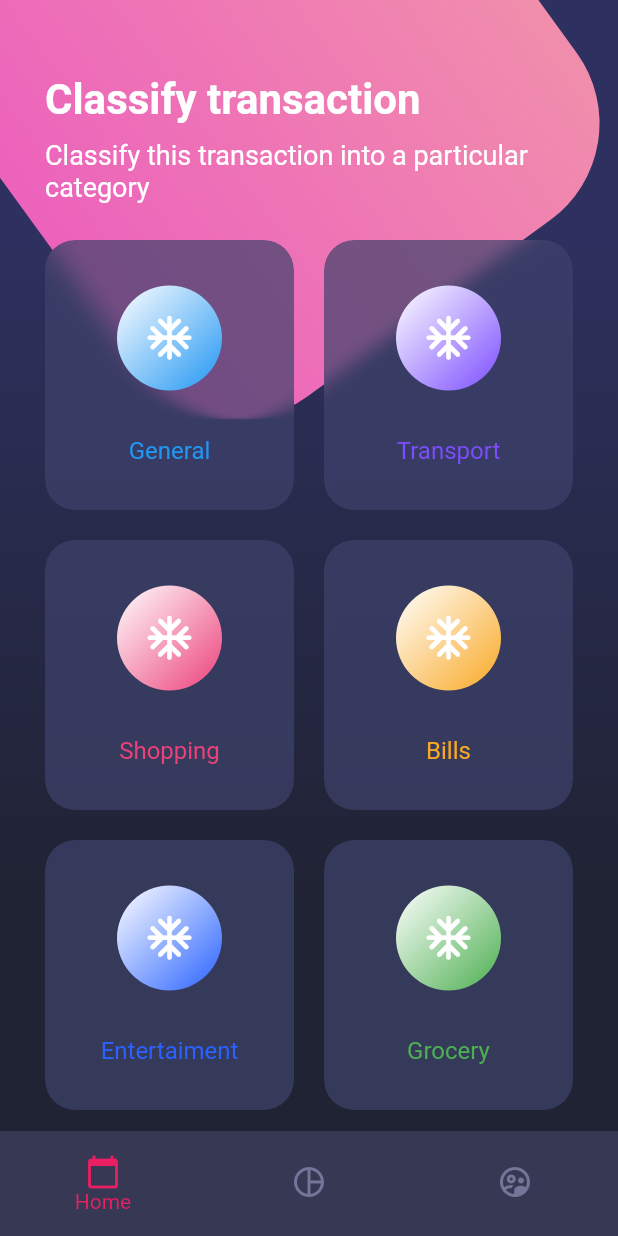
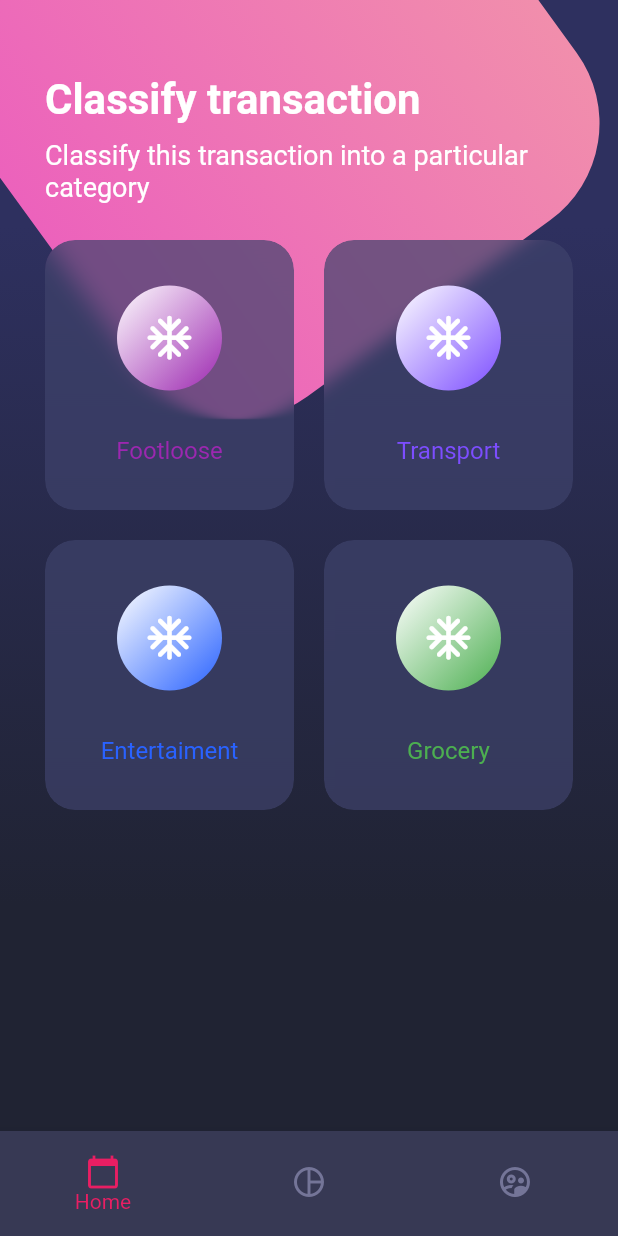
Before and after one commit to LRTBL/flutter_designs, a Flutter app: the HomeScreen screen opened by its route, on a phone screen of 412 x 824 dp. Run offline on Flutter 3.47's test engine with Material 2 defaults, Android fonts, the phone set to English and light mode, and no system bars.

Commit message:
[UPDATE]: Login Design

```diff
--- a/lib/screens/basic_desing.dart
+++ b/lib/screens/basic_desing.dart
@@ -20,6 +20,7 @@ class BasicDesignScreen extends StatelessWidget {
         child: const Icon(Icons.arrow_forward),
       ),
       body: ListView(
+        physics: const BouncingScrollPhysics(),
         children: [
           const Image(image: AssetImage("assets/landscape.jpg")),
           Container(
--- a/lib/screens/home_screen.dart
+++ b/lib/screens/home_screen.dart
@@ -27,13 +27,17 @@ class _HomeBody extends StatelessWidget {
 
   @override
   Widget build(BuildContext context) {
-    return SingleChildScrollView(
+    return SizedBox(
+      height: double.infinity,
+      child: SingleChildScrollView(
+        physics: const BouncingScrollPhysics(),
         padding: const EdgeInsets.only(top: 50),
         child: Column(
           children: const <Widget>[
             PageTitle(),
             CardTable(),
           ],
+        ),
       ),
     );
   }
--- a/lib/widgets/card_table.dart
+++ b/lib/widgets/card_table.dart
@@ -11,62 +11,35 @@ class CardTable extends StatelessWidget {
       padding: const EdgeInsets.symmetric(horizontal: 20, vertical: 15),
       child: Table(
         children: [
-          const TableRow(
+          TableRow(
             children: [
               _SingleCard(
-                title: 'General',
-                color: Colors.blue,
+                title: 'Footloose',
+                color: Colors.purple.shade500,
                 icon: Icons.ac_unit_rounded,
+                toNavigate: 'footloose/login',
               ),
-              _SingleCard(
+              const _SingleCard(
                 title: 'Transport',
                 color: Colors.deepPurpleAccent,
                 icon: Icons.ac_unit_rounded,
               ),
             ],
           ),
-          TableRow(
-            children: [
-              _SingleCard(
-                title: 'Shopping',
-                color: Colors.pink.shade400,
-                icon: Icons.ac_unit_rounded,
-              ),
-              _SingleCard(
-                title: 'Bills',
-                color: Colors.yellow.shade800,
-                icon: Icons.ac_unit_rounded,
-              ),
-            ],
-          ),
-          TableRow(
-            children: [
-              _SingleCard(
-                title: 'Entertaiment',
-                color: Colors.blueAccent.shade700,
-                icon: Icons.ac_unit_rounded,
-              ),
-              const _SingleCard(
-                title: 'Grocery',
-                color: Colors.green,
-                icon: Icons.ac_unit_rounded,
-              ),
-            ],
-          ),
-          TableRow(
-            children: [
-              _SingleCard(
-                title: 'Entertaiment',
-                color: Colors.blueAccent.shade700,
-                icon: Icons.ac_unit_rounded,
-              ),
-              const _SingleCard(
-                title: 'Grocery',
-                color: Colors.green,
-                icon: Icons.ac_unit_rounded,
-              ),
-            ],
-          ),
+          // TableRow(
+          //   children: [
+          //     _SingleCard(
+          //       title: 'Shopping',
+          //       color: Colors.pink.shade400,
+          //       icon: Icons.ac_unit_rounded,
+          //     ),
+          //     _SingleCard(
+          //       title: 'Bills',
+          //       color: Colors.yellow.shade800,
+          //       icon: Icons.ac_unit_rounded,
+          //     ),
+          //   ],
+          // ),
           TableRow(
             children: [
               _SingleCard(
@@ -89,15 +62,23 @@ class CardTable extends StatelessWidget {
 
 class _SingleCard extends StatelessWidget {
   final String title;
+  final String? toNavigate;
   final Color color;
   final IconData icon;
   const _SingleCard(
-      {Key? key, required this.title, required this.color, required this.icon})
+      {Key? key,
+      required this.title,
+      required this.color,
+      required this.icon,
+      this.toNavigate})
       : super(key: key);
 
   @override
   Widget build(BuildContext context) {
-    return Container(
+    return GestureDetector(
+      onTap: () =>
+          toNavigate != null ? Navigator.pushNamed(context, toNavigate!) : null,
+      child: Container(
         margin: const EdgeInsets.all(10),
         child: ClipRRect(
           borderRadius: BorderRadius.circular(20),
@@ -139,6 +120,7 @@ class _SingleCard extends StatelessWidget {
             ),
           ),
         ),
+      ),
     );
   }
 }
--- a/pubspec.yaml
+++ b/pubspec.yaml
@@ -60,6 +60,7 @@ flutter:
   # To add assets to your application, add an assets section, like this:
   assets:
     - assets/
+    - assets/footloose/
 
   # An image asset can refer to one or more resolution-specific "variants", see
   # https://flutter.dev/assets-and-images/#resolution-aware.
```
Also changed, not shown: lib/main.dart (+7 -1 lines), lib/screens/footloose/login_screen.dart (added, +120 -0 lines), assets/footloose/footloose_logo.png (added), assets/footloose/footloose_shop.png (added). Lines whose indentation alone changed are shown as unchanged.
